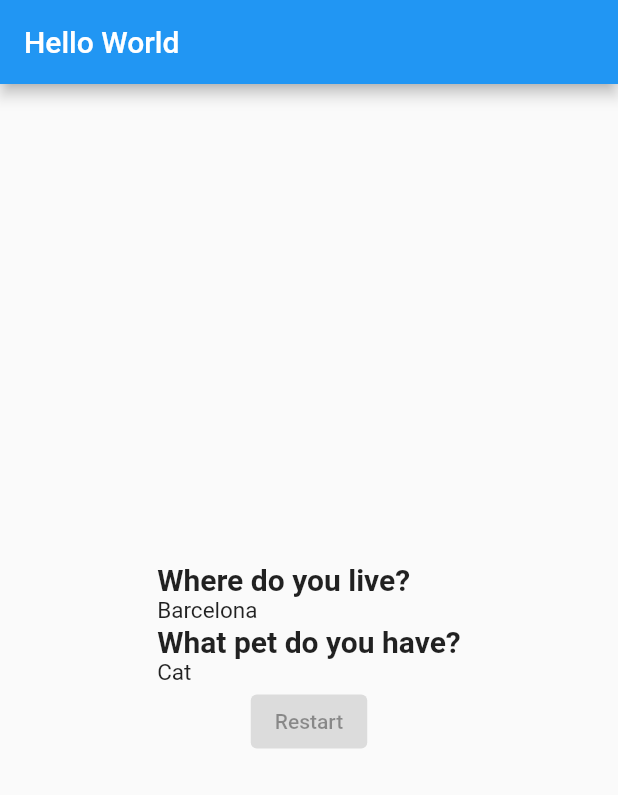
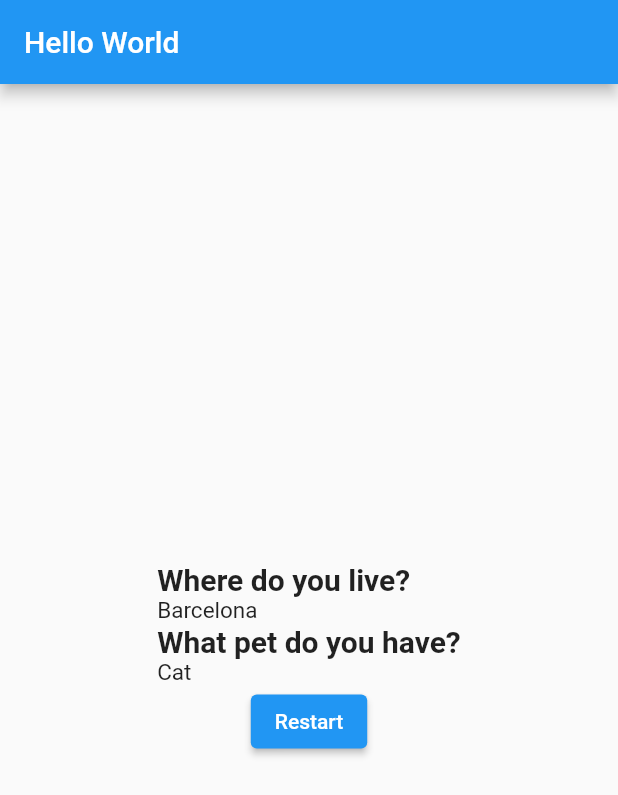
Before and after one commit to pauIbanez/ShoppingList, a Flutter app: the screen it shows after launch, after a tap on "Barcelona", after a tap on "Cat", on a phone screen of 412 x 824 dp. Shown: the top 795 px of the screen. Run offline on Flutter 3.47's test engine with Material 2 defaults, Android fonts, the phone set to English and light mode, and no system bars.

Commit message:
created quizRestart function and bindet it to the button

```diff
--- a/lib/widgets/Quiz/Quiz.dart
+++ b/lib/widgets/Quiz/Quiz.dart
@@ -33,6 +33,14 @@ class _QuizState extends State<Quiz> {
     });
   }
 
+  void _resetQuiz() {
+    setState(() {
+      _questionIndex = 0;
+      _quizFinished = false;
+      quizAnswers = [];
+    });
+  }
+
 
   @override
   Widget build(BuildContext context) {
@@ -43,7 +51,7 @@ class _QuizState extends State<Quiz> {
         questionIndex: _questionIndex
       )
       :
-      QuizEnd(quizAnswers: quizAnswers);
+      QuizEnd(quizAnswers: quizAnswers,resetQuiz: _resetQuiz);
 
     return  widgetToRender;
   }
--- a/lib/widgets/QuizEnd/QuizEnd.dart
+++ b/lib/widgets/QuizEnd/QuizEnd.dart
@@ -4,8 +4,9 @@ import 'package:flutter/material.dart';
 
 class QuizEnd extends StatelessWidget {
   List<String> quizAnswers;
+  final void Function() resetQuiz;
 
-  QuizEnd({required this.quizAnswers});
+  QuizEnd({required this.quizAnswers, required this.resetQuiz});
 
   @override
   Widget build(BuildContext context) {
@@ -16,7 +17,7 @@ class QuizEnd extends StatelessWidget {
         mainAxisAlignment: MainAxisAlignment.center,
         children: [
           QuizSummary(quizAnswers: quizAnswers),
-          ElevatedButton(onPressed: null, child: Text("Restart"))
+          ElevatedButton(onPressed: resetQuiz, child: Text("Restart"))
         ],
       ),
     );
```
